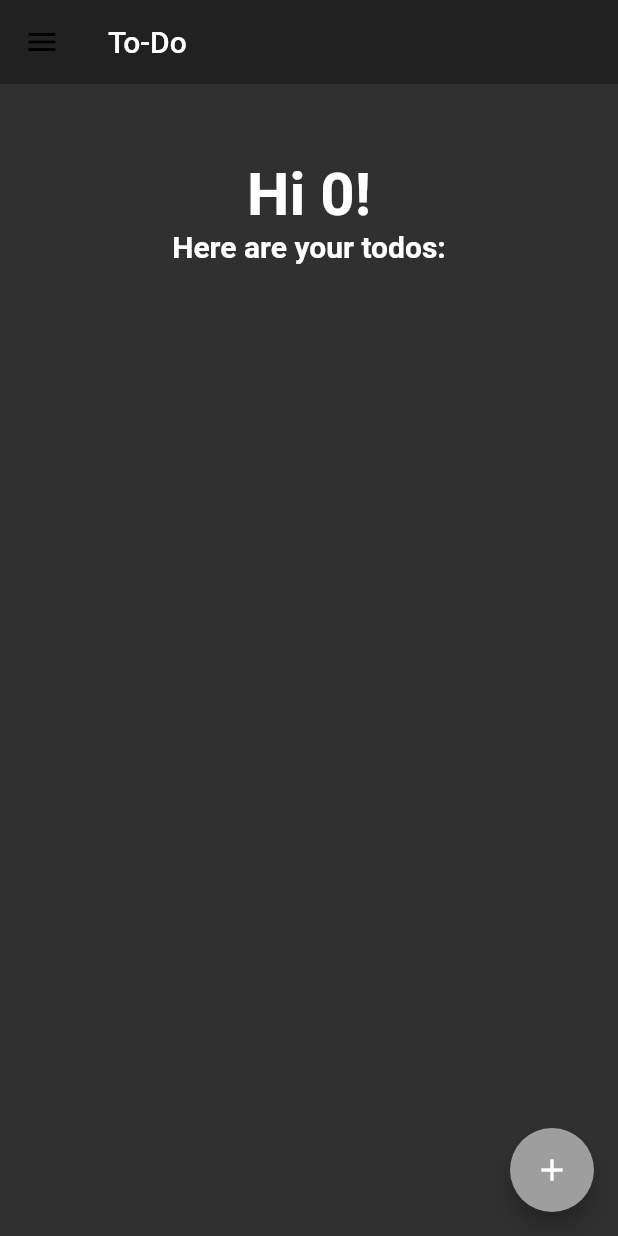
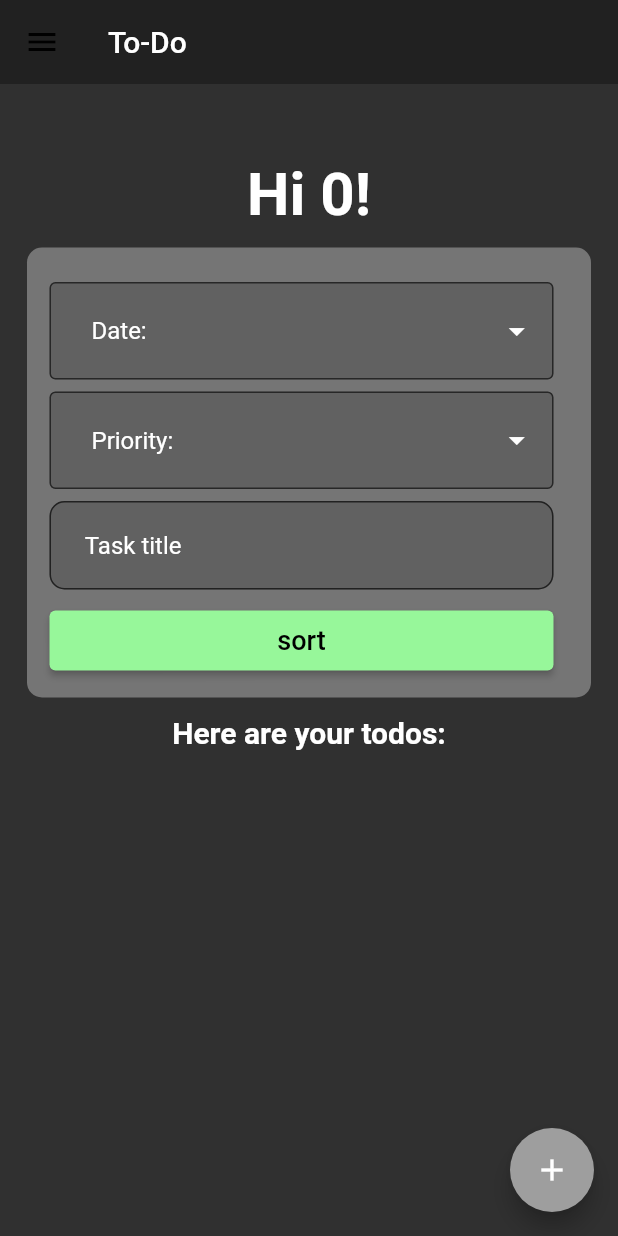
Before and after one commit to Hasith435/todo-app, a Flutter app: the HomePage screen opened directly, on a phone screen of 412 x 824 dp. Run offline on Flutter 3.47's test engine with Material 2 defaults, Android fonts, the phone set to English and light mode, and no system bars; our stand-ins replace after_layout, dropdown_button2, flutter_slidable, shared_preferences; missing offline and left inert: dart:ffi; accounts and stored records are empty.

```diff
--- a/todo_app/lib/pages/home_page.dart
+++ b/todo_app/lib/pages/home_page.dart
@@ -1,5 +1,6 @@
 import 'dart:ffi';
 
+import 'package:dropdown_button2/dropdown_button2.dart';
 import 'package:flutter/material.dart';
 import 'package:todo_app/pages/completed_tasks.dart';
 import 'package:todo_app/pages/priority_view.dart';
@@ -7,6 +8,7 @@ import 'package:todo_app/utils/todo_list_container.dart';
 import 'package:todo_app/pages/completed_tasks.dart';
 import 'package:todo_app/utils/dialog_box.dart';
 import 'package:todo_app/pages/login_page.dart';
+import 'package:todo_app/utils/task_sort.dart';
 
 List completedTodos = [];
 bool taskCheck = true;
@@ -15,6 +17,10 @@ List toDoListObjects = [];
 List highPriority = [];
 List mediumPriority = [];
 List lowPriority = [];
+
+List dateSortVariables = ["Today", "Tommorow", "Specific date"];
+
+List priorities = ["High", "Medium", "Low"];
 
 class HomePage extends StatefulWidget {
   const HomePage({super.key});
@@ -26,8 +32,10 @@ class HomePage extends StatefulWidget {
 class _HomePageState extends State<HomePage> {
   final _controller = TextEditingController();
   final _controllerDescription = TextEditingController();
+  final _titleSortController = TextEditingController();
 
   bool displayTodosCompletedMsg = false;
+  bool showSortBox = true;
 
   void checkBoxChanged(bool? value, index) {
     setState(() {
@@ -109,9 +117,21 @@ class _HomePageState extends State<HomePage> {
         });
   }
 
+  //check if the sort box is required
+  void checkSortBox() {
+    if (toDoListObjects.isEmpty) {
+      showSortBox == false;
+    } else {
+      showSortBox == true;
+    }
+  }
+
+  void showAllTasks() {}
+
   @override
   Widget build(BuildContext context) {
-    return Scaffold(
+    return SafeArea(
+      child: Scaffold(
           drawer: Drawer(
             backgroundColor: Colors.grey.shade700,
             child: ListView(
@@ -141,28 +161,6 @@ class _HomePageState extends State<HomePage> {
                   ),
                 ),
 
-              //today button
-              Padding(
-                padding:
-                    const EdgeInsets.only(left: 16.0, right: 16.0, top: 16.0),
-                child: ElevatedButton.icon(
-                  onPressed: () {},
-                  icon: const Icon(Icons.today),
-                  label: const Text("Today"),
-                ),
-              ),
-
-              //tommorrow button
-              Padding(
-                padding:
-                    const EdgeInsets.only(left: 16.0, right: 16.0, top: 16.0),
-                child: ElevatedButton.icon(
-                  onPressed: () {},
-                  icon: const Icon(Icons.turn_right),
-                  label: const Text("Tommorow"),
-                ),
-              ),
-
                 //weekly button
                 Padding(
                   padding:
@@ -171,21 +169,6 @@ class _HomePageState extends State<HomePage> {
                     onPressed: () {},
                     icon: const Icon(Icons.calendar_view_week),
                     label: const Text("Weekly"),
-                ),
-              ),
-              //priority view button
-              Padding(
-                padding:
-                    const EdgeInsets.only(left: 16.0, right: 16.0, top: 16.0),
-                child: ElevatedButton.icon(
-                  onPressed: () {
-                    Navigator.of(context).push(
-                        MaterialPageRoute(builder: (BuildContext context) {
-                      return const PriorityView();
-                    }));
-                  },
-                  icon: const Icon(Icons.priority_high),
-                  label: const Text("Priority View"),
                   ),
                 ),
 
@@ -228,7 +211,7 @@ class _HomePageState extends State<HomePage> {
             crossAxisAlignment: CrossAxisAlignment.center,
             children: [
               Padding(
-              padding: const EdgeInsets.only(top: 50),
+                padding: const EdgeInsets.only(top: 50, bottom: 12),
                 child: Align(
                   alignment: Alignment.center,
                   child: Text(
@@ -240,8 +223,14 @@ class _HomePageState extends State<HomePage> {
                   ),
                 ),
               ),
+
+              //sortbox
+              if (showSortBox == true) ...[const TaskSort()],
+
               const Align(
                 alignment: Alignment.center,
+                child: Padding(
+                  padding: EdgeInsets.only(top: 12, bottom: 15),
                   child: Text(
                     "Here are your todos:",
                     style: TextStyle(
@@ -250,7 +239,9 @@ class _HomePageState extends State<HomePage> {
                         color: Colors.white),
                   ),
                 ),
+              ),
 
+              if (showEveryTask == true) ...[
                 //builder to display all the todos
                 ListView.builder(
                   shrinkWrap: true,
@@ -266,6 +257,7 @@ class _HomePageState extends State<HomePage> {
                     );
                   },
                 ),
+              ],
 
               // //displayed message when there are no todos
               // if (displayTodosCompletedMsg == true) ...[
@@ -283,6 +275,7 @@ class _HomePageState extends State<HomePage> {
               //   const Text("")
               // ],
             ],
-        ));
+          )),
+    );
   }
 }
--- /dev/null
+++ b/todo_app/lib/utils/task_sort.dart
@@ -0,0 +1,182 @@
+import 'dart:ffi';
+
+import 'package:dropdown_button2/dropdown_button2.dart';
+import 'package:flutter/material.dart';
+import 'package:todo_app/pages/completed_tasks.dart';
+import 'package:todo_app/pages/priority_view.dart';
+import 'package:todo_app/utils/todo_list_container.dart';
+import 'package:todo_app/pages/completed_tasks.dart';
+import 'package:todo_app/utils/dialog_box.dart';
+import 'package:todo_app/pages/login_page.dart';
+import 'package:todo_app/pages/home_page.dart';
+
+List dateSortVariables = ["Any", "Today", "Tommorow", "Specific date"];
+
+List priorities = ["Any", "High", "Medium", "Low"];
+
+String? dateVal;
+String? priorityVal;
+
+bool showEveryTask = false;
+
+class TaskSort extends StatefulWidget {
+  const TaskSort({super.key});
+
+  @override
+  State<TaskSort> createState() => _TaskSortState();
+}
+
+class _TaskSortState extends State<TaskSort> {
+  @override
+  Widget build(BuildContext context) {
+    final _titleSortController = TextEditingController();
+
+    return Padding(
+      padding: const EdgeInsets.symmetric(horizontal: 18.0),
+      child: Container(
+        padding: const EdgeInsets.only(top: 15, left: 15),
+        height: 300,
+        width: 400,
+        decoration: BoxDecoration(
+            borderRadius: BorderRadius.circular(10),
+            color: Colors.grey.shade600),
+        child: Column(
+          crossAxisAlignment: CrossAxisAlignment.stretch,
+          children: [
+            //drop down for date
+            Padding(
+              padding: const EdgeInsets.only(top: 8, right: 25),
+              child: DropdownButtonFormField2(
+                icon: const Icon(Icons.arrow_drop_down),
+                iconSize: 25,
+                iconEnabledColor: Colors.white,
+                decoration: InputDecoration(
+                    filled: true,
+                    fillColor: Colors.grey.shade700,
+                    border: OutlineInputBorder(
+                        borderSide: BorderSide(color: Colors.grey.shade600))),
+                dropdownDecoration: BoxDecoration(
+                    borderRadius: BorderRadius.circular(20),
+                    color: Colors.grey.shade700),
+                value: dateVal,
+                onChanged: (value) {
+                  setState(() {
+                    dateVal = value as String;
+                  });
+                },
+                isExpanded: false,
+                items: dateSortVariables
+                    .map((item) => DropdownMenuItem<String>(
+                          value: item,
+                          child: Text(
+                            item,
+                            style: const TextStyle(
+                                fontSize: 14, color: Colors.white),
+                          ),
+                        ))
+                    .toList(),
+                hint: const Align(
+                  alignment: Alignment.centerLeft,
+                  child: Text(
+                    "Date:",
+                    style: TextStyle(color: Colors.white),
+                  ),
+                ),
+              ),
+            ),
+
+            //Priority
+            Padding(
+              padding: const EdgeInsets.only(top: 8, right: 25),
+              child: DropdownButtonFormField2(
+                icon: const Icon(Icons.arrow_drop_down),
+                iconSize: 25,
+                iconEnabledColor: Colors.white,
+                decoration: InputDecoration(
+                    filled: true,
+                    fillColor: Colors.grey.shade700,
+                    border: OutlineInputBorder(
+                        borderSide: BorderSide(color: Colors.grey.shade600))),
+                dropdownDecoration: BoxDecoration(
+                    borderRadius: BorderRadius.circular(20),
+                    color: Colors.grey.shade700),
+                value: priorityVal,
+                onChanged: (value) {
+                  setState(() {
+                    priorityVal = value as String;
+                  });
+                },
+                isExpanded: false,
+                items: priorities
+                    .map((item) => DropdownMenuItem<String>(
+                          value: item,
+                          child: Text(
+                            item,
+                            style: const TextStyle(
+                                fontSize: 14, color: Colors.white),
+                          ),
+                        ))
+                    .toList(),
+                hint: const Align(
+                  alignment: Alignment.centerLeft,
+                  child: Text(
+                    "Priority:",
+                    style: TextStyle(color: Colors.white),
+                  ),
+                ),
+              ),
+            ),
+
+            Padding(
+              padding: const EdgeInsets.only(top: 8, right: 25),
+              child: TextField(
+                style: const TextStyle(color: Colors.white),
+                controller: _titleSortController,
+                decoration: InputDecoration(
+                    filled: true,
+                    fillColor: Colors.grey[700],
+                    hintText: "   Task title",
+                    hintStyle: const TextStyle(color: Colors.white),
+                    enabledBorder: OutlineInputBorder(
+                        borderRadius: BorderRadius.circular(10),
+                        borderSide: BorderSide(color: Colors.grey.shade900))),
+              ),
+            ),
+
+            Padding(
+              padding: const EdgeInsets.fromLTRB(0, 14, 25, 0),
+              child: SizedBox(
+                width: 150,
+                height: 40,
+                child: ElevatedButton(
+                  onPressed: () {
+                    setState(() {
+                      if (dateVal == "Any" && priorityVal == "Any") {
+                        showEveryTask = true;
+                        debugPrint('if');
+                      } else {
+                        showEveryTask = false;
+                        debugPrint('else');
+                      }
+                    });
+
+                    debugPrint('date val $dateVal');
+                    debugPrint('priority val $priorityVal');
+                    debugPrint('show every task $showEveryTask');
+                  },
+                  style: ElevatedButton.styleFrom(
+                    backgroundColor: const Color.fromARGB(255, 151, 247, 154),
+                  ),
+                  child: const Text(
+                    "sort",
+                    style: TextStyle(fontSize: 18),
+                  ),
+                ),
+              ),
+            ),
+          ],
+        ),
+      ),
+    );
+  }
+}
--- a/todo_app/pubspec.yaml
+++ b/todo_app/pubspec.yaml
@@ -40,6 +40,7 @@ dependencies:
   intl: ^0.17.0
   shared_preferences: ^2.0.17
   after_layout: ^1.2.0
+  google_fonts: ^4.0.3
 
 dev_dependencies:
   flutter_test:
```
Also changed, not shown: todo_app/pubspec.lock, 1 other file. Lines whose indentation alone changed are shown as unchanged.
